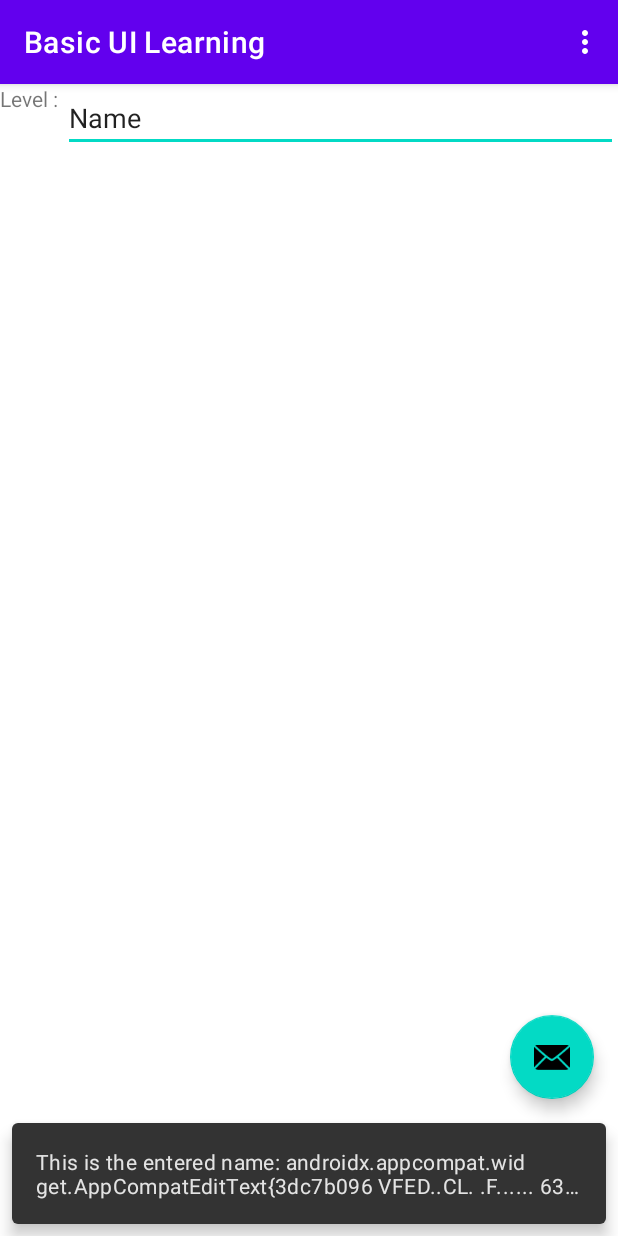
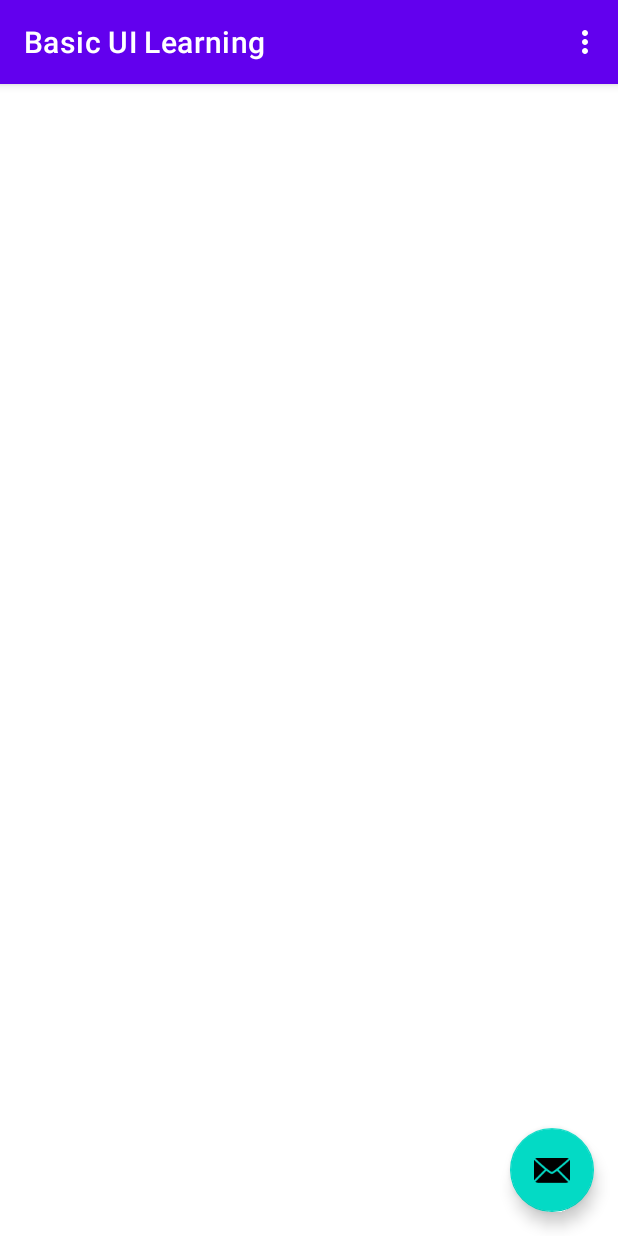
Before and after one commit to nasif-jaoadun/BasicUiLearning, an Android app: the screen it shows after launch (MainActivity), after a tap on an icon or button, on a phone screen of 412 x 824 dp. Run offline under Robolectric (Android 15) with nearby library versions, the phone set to English and light mode, and no system bars; our stand-ins replace navigation-ui; 1 statement that could not run was skipped.

Commit message:
Position views with linear layout: Layout without constraints

```diff
--- a/app/src/main/java/com/codehabit/android/userinterface/MainActivity.kt
+++ b/app/src/main/java/com/codehabit/android/userinterface/MainActivity.kt
@@ -29,7 +29,7 @@ class MainActivity : AppCompatActivity() {
 //        setupActionBarWithNavController(navController, appBarConfiguration)
 
         binding.fab.setOnClickListener { view ->
-            Snackbar.make(view, "This is the entered name: ${binding.contentView.editText}", Snackbar.LENGTH_LONG)
+            Snackbar.make(view, "This is the entered name: ${binding.contentView.editText.text}", Snackbar.LENGTH_LONG)
                 .setAction("Action", null).show()
         }
 
--- a/app/src/main/res/layout/content_main.xml
+++ b/app/src/main/res/layout/content_main.xml
@@ -9,25 +9,23 @@
     tools:context=".MainActivity"
     app:layout_behavior="@string/appbar_scrolling_view_behavior">
 
-    <TextView
-        android:layout_width="wrap_content"
-        android:layout_height="wrap_content"
-        android:id="@+id/textView"
-        android:text="Level : "
-        app:layout_constraintLeft_toLeftOf="parent"
-        app:layout_constraintBaseline_toTopOf="parent"/>
 
-    <EditText
-        android:id="@+id/editText"
+
+    <!--<fragment
+        android:id="@+id/nav_host_fragment_content_main2"
+        android:name="androidx.navigation.fragment.NavHostFragment"
         android:layout_width="0dp"
-        android:layout_height="wrap_content"
-        android:inputType="textPersonName"
-        android:text="Name"
-        android:ems="10"
-        android:layout_marginStart="0dp"
-        app:layout_constraintBaseline_toTopOf="parent"
-        app:layout_constraintStart_toEndOf="@+id/textView"
+        android:layout_height="0dp"
+        app:defaultNavHost="true"
+        app:layout_constraintBottom_toBottomOf="parent"
         app:layout_constraintEnd_toEndOf="parent"
-        android:layout_marginLeft="8dp"/>
+        app:layout_constraintStart_toStartOf="parent"
+        app:layout_constraintTop_toTopOf="parent"/>-->
 
+    <LinearLayout
+        android:layout_width="409dp"
+        android:layout_height="673dp"
+        android:orientation="vertical"
+        tools:layout_editor_absoluteX="1dp"
+        tools:layout_editor_absoluteY="1dp"></LinearLayout>
 </androidx.constraintlayout.widget.ConstraintLayout>
```
